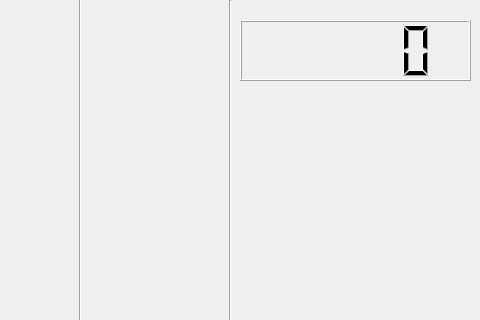
TwinIsland-CCC/RhythmGame_Project_1_00, file gamewindow.ui: the form before one commit; both pictures show x 320 to 800 and y 0 to 320 of the 800 by 600 pixel window.
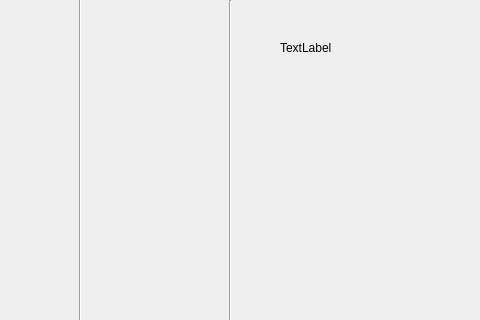
The form after the commit. Icons and pictures are not drawn.

Patch:
```diff
--- a/gamewindow.ui
+++ b/gamewindow.ui
@@ -111,23 +111,17 @@
      <enum>Qt::Vertical</enum>
     </property>
    </widget>
-   <widget class="QLCDNumber" name="ScoreWIndow">
+   <widget class="QLabel" name="ScoreLabel">
     <property name="geometry">
      <rect>
-      <x>560</x>
-      <y>20</y>
-      <width>231</width>
-      <height>61</height>
+      <x>600</x>
+      <y>40</y>
+      <width>72</width>
+      <height>15</height>
      </rect>
     </property>
-    <property name="smallDecimalPoint">
-     <bool>false</bool>
-    </property>
-    <property name="mode">
-     <enum>QLCDNumber::Dec</enum>
-    </property>
-    <property name="segmentStyle">
-     <enum>QLCDNumber::Filled</enum>
+    <property name="text">
+     <string>TextLabel</string>
     </property>
    </widget>
   </widget>
```
